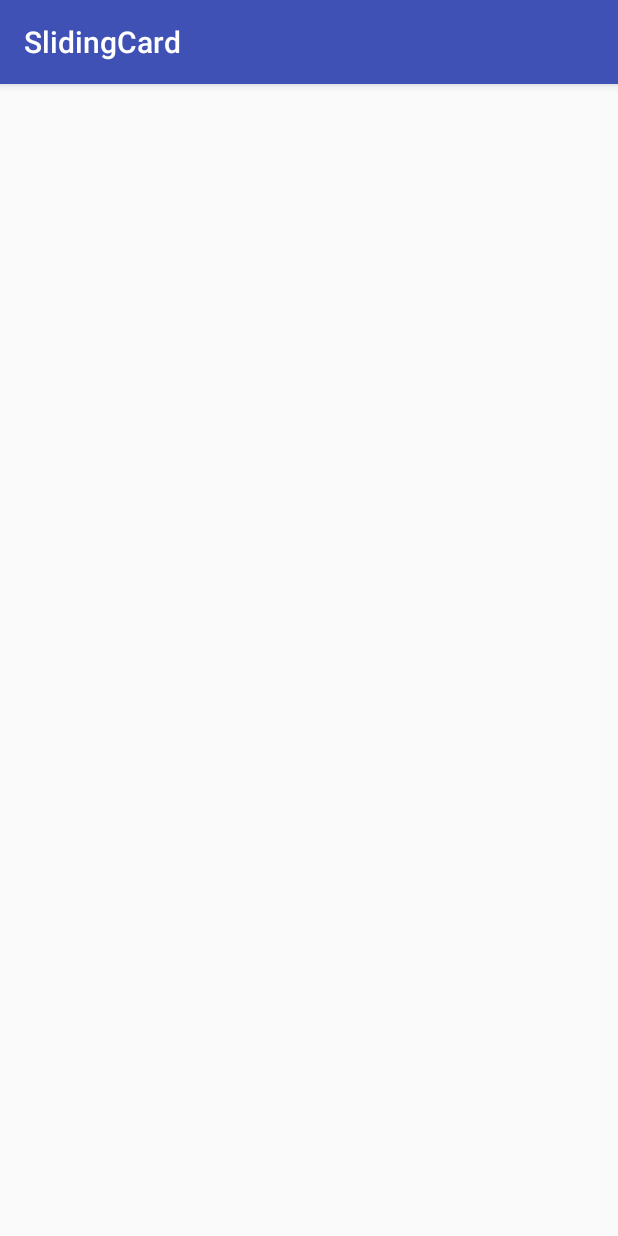
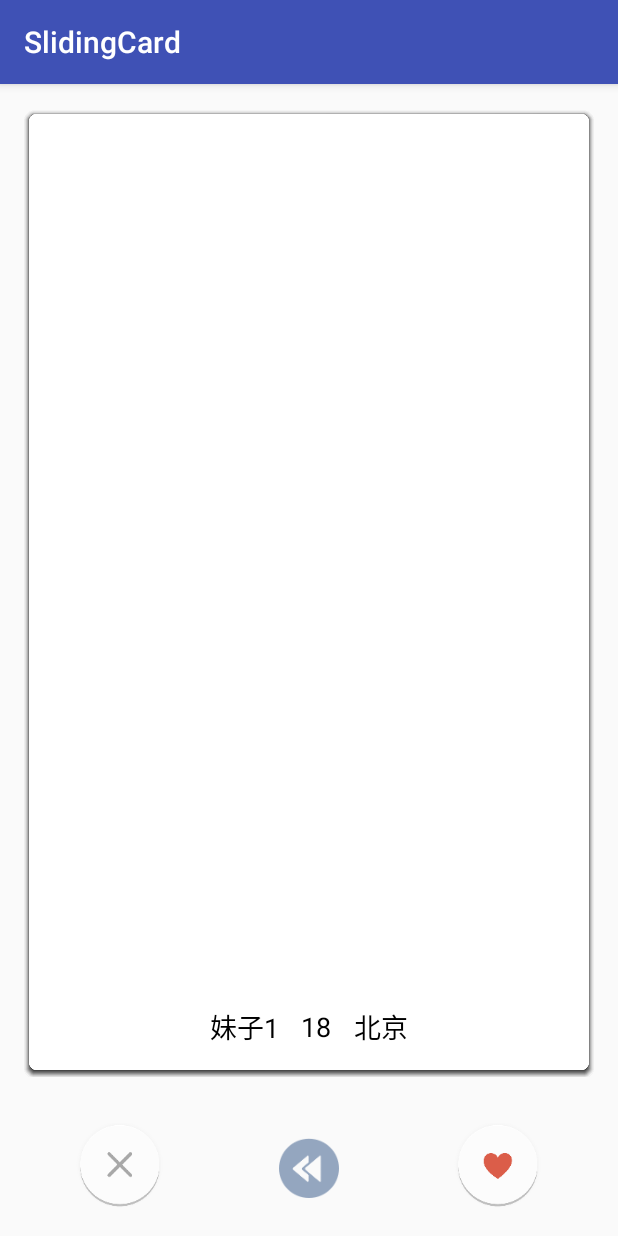
Before and after one commit to ZhangdroidApp/SlidingCardLayout, an Android app: the screen it shows after launch (MainActivity), on a phone screen of 412 x 824 dp. Run offline under Robolectric (Android 15) with nearby library versions, the phone set to English and light mode, and no system bars; our stand-ins replace ButterKnife, Picasso; pictures from the network do not load.

Commit message:
SlidingCardLayout 增加测试

```diff
--- a/slidingCard/src/main/java/com/demo/MainActivity.java
+++ b/slidingCard/src/main/java/com/demo/MainActivity.java
@@ -3,6 +3,7 @@ package com.demo;
 import android.os.Bundle;
 import android.support.v7.app.AppCompatActivity;
 import android.view.View;
+import android.widget.ImageView;
 import android.widget.Toast;
 
 import com.demo.adapter.CardAdapter;
@@ -17,10 +18,17 @@ import java.util.Random;
 
 import butterknife.BindView;
 import butterknife.ButterKnife;
+import butterknife.OnClick;
 
 public class MainActivity extends AppCompatActivity {
     @BindView(R.id.slidingCardLayout)
     SlidingCardLayout mSlidingCardLayout;
+    @BindView(R.id.dislike)
+    ImageView mIvDislike;
+    @BindView(R.id.back_to_last)
+    ImageView mIvBack;
+    @BindView(R.id.like)
+    ImageView mIvLike;
 
     @Override
     protected void onCreate(Bundle savedInstanceState) {
@@ -71,6 +79,22 @@ public class MainActivity extends AppCompatActivity {
         });
     }
 
+    @OnClick({R.id.dislike, R.id.back_to_last, R.id.like})
+    public void onClick(View view) {
+        switch (view.getId()) {
+            case R.id.dislike:
+                mSlidingCardLayout.flingToLeft();
+                break;
+
+            case R.id.back_to_last:
+                break;
+
+            case R.id.like:
+                mSlidingCardLayout.flingToRight();
+                break;
+        }
+    }
+
     private CardModel createModel(String nickname, int age, String location, String thumbnailUrl) {
         CardModel cardModel = new CardModel();
         cardModel.setNickname(nickname);
--- a/slidingCard/src/main/java/com/zhangdroid/widgets/SlidingCardLayout.java
+++ b/slidingCard/src/main/java/com/zhangdroid/widgets/SlidingCardLayout.java
@@ -1,5 +1,7 @@
 package com.zhangdroid.widgets;
 
+import android.animation.Animator;
+import android.animation.AnimatorListenerAdapter;
 import android.content.Context;
 import android.database.DataSetObserver;
 import android.graphics.Point;
@@ -10,6 +12,7 @@ import android.util.AttributeSet;
 import android.view.MotionEvent;
 import android.view.View;
 import android.view.ViewConfiguration;
+import android.view.animation.AccelerateInterpolator;
 import android.widget.BaseAdapter;
 import android.widget.FrameLayout;
 
@@ -28,6 +31,7 @@ public class SlidingCardLayout extends FrameLayout {
      * 默认可见的子view个数
      */
     private static final int DEFAULT_VISIBLE_CHILDVIEW_COUNT = 3;
+
     /**
      * X方向上滑动的阙值
      */
@@ -40,11 +44,12 @@ public class SlidingCardLayout extends FrameLayout {
      * 判定为抛飞动作的最小速度
      */
     private int mMinFlingVelocity;
-
     /**
      * 拖拽工具类
      */
     private ViewDragHelper mViewDragHelper;
+
+    private boolean mIsInLayout = false;
     /**
      * 当前处于最顶部的卡片
      */
@@ -53,6 +58,10 @@ public class SlidingCardLayout extends FrameLayout {
      * 可见子view的个数
      */
     private int mVisibleViewCount;
+    /**
+     * adapter中缓冲保存子view栈的大小
+     */
+    private int mAdapterStackSize;
     /**
      * 是否显示堆叠的结构
      */
@@ -98,6 +107,7 @@ public class SlidingCardLayout extends FrameLayout {
     public SlidingCardLayout(Context context, AttributeSet attrs, int defStyleAttr) {
         super(context, attrs, defStyleAttr);
         init(context);
+        mAdapterStackSize = 2 * DEFAULT_VISIBLE_CHILDVIEW_COUNT;
     }
 
     private void init(Context context) {
@@ -136,22 +146,24 @@ public class SlidingCardLayout extends FrameLayout {
 
     @Override
     protected void onLayout(boolean changed, int l, int t, int r, int b) {
+        if (mIsInLayout) {
+            return;
+        }
+        mIsInLayout = true;
         if (mBaseAdapter != null) {
             int adapterCount = mBaseAdapter.getCount();
             if (adapterCount > 0) {
-                // 计算当前需要添加的子view的个数（栈的大小为可见子view的2倍）
-                int child_view_stack = Math.min(2 * DEFAULT_VISIBLE_CHILDVIEW_COUNT, adapterCount);
+                // 计算当前需要添加的子view的个数
+                int child_view_stack = Math.min(mAdapterStackSize, adapterCount);
                 // 所有的子view按照从上到下的顺序堆叠放置
-                for (int pos = child_view_stack - 1; pos >= 0; pos--) {
-                    View childView = mBaseAdapter.getView(pos, null, this);
+                for (int pos = 0; pos < child_view_stack; pos++) {
+                    View childView = getChildAt(pos);
                     if (childView != null) {
-                        FrameLayout.LayoutParams layoutParams = (LayoutParams) childView.getLayoutParams();
-                        addViewInLayout(childView, -1, layoutParams);
                         int left = getPaddingLeft();
                         int top = getPaddingTop();
                         childView.layout(left, top, left + childView.getMeasuredWidth(), top + childView.getMeasuredHeight());
-                        childView.offsetTopAndBottom(40);
-                        childView.offsetLeftAndRight(30);
+//                        childView.offsetTopAndBottom(40);
+//                        childView.offsetLeftAndRight(30);
                     }
                 }
                 // 设置当前顶部卡片view
@@ -160,7 +172,10 @@ public class SlidingCardLayout extends FrameLayout {
                 removeAllViewsInLayout();
             }
 
-            if (adapterCount <= 2 * DEFAULT_VISIBLE_CHILDVIEW_COUNT && mOnCardSlidingListener != null) {
+            mIsInLayout = false;
+
+            LogUtil.e(TAG, "onLayout() mAdapterStackSize = " + mAdapterStackSize + "  adapterCount = " + adapterCount);
+            if (adapterCount <= mAdapterStackSize && mOnCardSlidingListener != null) {
                 mOnCardSlidingListener.onAdapterApproachInEmpty(adapterCount);
             }
         }
@@ -168,6 +183,7 @@ public class SlidingCardLayout extends FrameLayout {
 
     private void setupTopCardView() {
         final int childCount = getChildCount();
+        LogUtil.e(TAG, "setupTopCardView() childCount = " + childCount);
         if (childCount > 0) {
             mTopCardView = getChildAt(childCount - 1);
             if (mTopCardView != null) {
@@ -259,7 +275,13 @@ public class SlidingCardLayout extends FrameLayout {
                 finalLeft = getWidth();
                 finalTop = topCardView.getTop();
             }
-            mViewDragHelper.settleCapturedViewAt(finalLeft, finalTop);
+            mViewDragHelper.smoothSlideViewTo(topCardView, finalLeft, finalTop);
+
+            // 移除当前顶部卡片view并从adapter中添加一个子view到末尾
+            mReleasedViewList.add(topCardView);
+            removeView(topCardView);
+            addChildToLast();
+
             if (mOnCardSlidingListener != null) {
                 Object itemObj = new Object();
                 if (mBaseAdapter != null) {
@@ -272,38 +294,6 @@ public class SlidingCardLayout extends FrameLayout {
                 }
                 mOnCardSlidingListener.removeFirstObjInAdapter();
             }
-
-            mReleasedViewList.add(topCardView);
-            removeViewInLayout(topCardView);
-            setupTopCardView();
-            requestLayout();
-
-            /*topCardView.animate()
-                    .setDuration(200)
-                    .x(targetX)
-                    .y(targetY)
-                    .setInterpolator(new AccelerateInterpolator())
-                    .alpha(0.75f)
-                    .setListener(new AnimatorListenerAdapter() {
-
-                        @Override
-                        public void onAnimationEnd(Animator animation) {
-                            if (mOnCardSlidingListener != null) {
-                                if (velocityX < 0) {
-                                    mOnCardSlidingListener.onLeftDisappear(mBaseAdapter == null ? null : mBaseAdapter.getItem(0));
-                                } else {
-                                    mOnCardSlidingListener.onRightDisappear(mBaseAdapter == null ? null : mBaseAdapter.getItem(0));
-                                }
-                            }
-                            removeViewInLayout(topCardView);
-                            setupTopCardView();
-                        }
-
-                        @Override
-                        public void onAnimationCancel(Animator animation) {
-                            onAnimationEnd(animation);
-                        }
-                    });*/
         } else {// 否则松开TopCardView后回到原位置
             if (mViewDragHelper.smoothSlideViewTo(topCardView, finalLeft, finalTop)) {
                 ViewCompat.postInvalidateOnAnimation(SlidingCardLayout.this);
@@ -311,6 +301,42 @@ public class SlidingCardLayout extends FrameLayout {
         }
     }
 
+    /**
+     * 从adapter中添加一个view至FrameLayout的末尾(若adapter已没有待添加的view，则不做处理)
+     */
+    private void addChildToLast() {
+        if (mBaseAdapter != null) {
+            int adapterCount = mBaseAdapter.getCount();
+            int index = getChildCount();
+            if (adapterCount - index > 0) {// adapter中还有未添加过的子view
+                View childView = mBaseAdapter.getView(index + 1, null, this);
+                LogUtil.e(TAG, "addChildToLast() index = " + index + " childView is null = " + (childView == null));
+                if (childView != null) {
+                    FrameLayout.LayoutParams layoutParams = (LayoutParams) childView.getLayoutParams();
+                    addViewInLayout(childView, 0, layoutParams);
+                }
+            }
+        }
+    }
+
+    private void attachChildViews() {
+        LogUtil.e(TAG, "attachChildViews()");
+        if (mBaseAdapter != null) {
+            int adapterCount = mBaseAdapter.getCount();
+            if (adapterCount > 0) {
+                // 计算当前需要添加的子view的个数
+                int child_view_stack = Math.min(mAdapterStackSize, adapterCount);
+                // 所有的子view按照从上到下的顺序堆叠放置
+                for (int pos = child_view_stack - 1; pos >= 0; pos--) {
+                    View childView = mBaseAdapter.getView(pos, null, this);
+                    if (childView != null) {
+                        FrameLayout.LayoutParams layoutParams = (LayoutParams) childView.getLayoutParams();
+                        addViewInLayout(childView, -1, layoutParams);
+                    }
+                }
+            }
+        }
+    }
 
     // *************************************** Public methods ***************************************
 
@@ -318,6 +344,7 @@ public class SlidingCardLayout extends FrameLayout {
     /**
      * @return the selected top card view
      */
+
     public View getTopCardView() {
         return mTopCardView;
     }
@@ -331,7 +358,62 @@ public class SlidingCardLayout extends FrameLayout {
         this.mVisibleViewCount = visibleViewCount;
     }
 
+    public void flingToLeft() {
+        flingToLeft(200);
+    }
+
+    public void flingToLeft(int duration) {
+        if (mTopCardView != null) {
+            mTopCardView.animate()
+                    .setDuration(duration)
+                    .setInterpolator(new AccelerateInterpolator())
+                    .x(-mTopCardView.getWidth())
+                    .y(mTopCardView.getTop())
+                    .rotation(45)
+                    .alpha(0.8f)
+                    .setListener(new AnimatorListenerAdapter() {
+
+                        @Override
+                        public void onAnimationEnd(Animator animation) {
+                            if (mOnCardSlidingListener != null) {
+                                mOnCardSlidingListener.onLeftDisappear(mBaseAdapter == null ? null : mBaseAdapter.getItem(0));
+                            }
+                        }
+                    });
+        }
+    }
+
+    public void flingToRight() {
+        flingToRight(200);
+    }
+
+    public void flingToRight(int duration) {
+        if (mTopCardView != null) {
+            mTopCardView.animate()
+                    .setDuration(duration)
+                    .setInterpolator(new AccelerateInterpolator())
+                    .x(getWidth())
+                    .y(mTopCardView.getTop())
+                    .rotation(-45)
+                    .alpha(0.8f)
+                    .setListener(new AnimatorListenerAdapter() {
+
+                        @Override
+                        public void onAnimationEnd(Animator animation) {
+                            if (mOnCardSlidingListener != null) {
+                                mOnCardSlidingListener.onRightDisappear(mBaseAdapter == null ? null : mBaseAdapter.getItem(0));
+                            }
+                        }
+                    });
+        }
+    }
+
+    public void revertToLast() {
+
+    }
+
     public void setAdapter(BaseAdapter baseAdapter) {
+        LogUtil.e(TAG, "setAdapter()");
         if (baseAdapter == null) {
             throw new IllegalArgumentException("The param baseAdapter cannot be null.");
         }
@@ -340,7 +422,7 @@ public class SlidingCardLayout extends FrameLayout {
         }
         mBaseAdapter = baseAdapter;
         mBaseAdapter.registerDataSetObserver(mDataSetObserver);
-        requestLayout();
+        attachChildViews();
     }
 
     public BaseAdapter getAdapter() {
--- a/slidingCard/src/main/res/layout/activity_main.xml
+++ b/slidingCard/src/main/res/layout/activity_main.xml
@@ -9,6 +9,41 @@
         android:id="@+id/slidingCardLayout"
         android:layout_width="match_parent"
         android:layout_height="match_parent"
-        android:padding="25dp" />
+        android:layout_above="@+id/main_bottom"
+        android:padding="15dp" />
+
+    <RelativeLayout
+        android:id="@+id/main_bottom"
+        android:layout_width="match_parent"
+        android:layout_height="wrap_content"
+        android:layout_alignParentBottom="true"
+        android:paddingBottom="15dp"
+        android:paddingLeft="50dp"
+        android:paddingRight="50dp"
+        android:paddingTop="15dp">
+
+        <ImageView
+            android:id="@+id/dislike"
+            android:layout_width="60dp"
+            android:layout_height="60dp"
+            android:layout_centerVertical="true"
+            android:src="@drawable/home_buttons_dislike_normal" />
+
+        <ImageView
+            android:id="@+id/back_to_last"
+            android:layout_width="40dp"
+            android:layout_height="40dp"
+            android:layout_centerInParent="true"
+            android:src="@drawable/home_back" />
+
+        <ImageView
+            android:id="@+id/like"
+            android:layout_width="60dp"
+            android:layout_height="60dp"
+            android:layout_alignParentRight="true"
+            android:layout_centerVertical="true"
+            android:src="@drawable/home_buttons_like_normal" />
+
+    </RelativeLayout>
 
 </RelativeLayout>
```
Also changed, not shown: slidingCard/src/main/res/drawable-xxhdpi/home_back.png (added), slidingCard/src/main/res/drawable-xxhdpi/home_buttons_dislike_normal.png (added), slidingCard/src/main/res/drawable-xxhdpi/home_buttons_dislike_pressed.png (added), slidingCard/src/main/res/drawable-xxhdpi/home_buttons_like_normal.png (added), slidingCard/src/main/res/drawable-xxhdpi/home_buttons_like_pressed.png (added), slidingCard/src/main/res/drawable-xxhdpi/home_card_dislike.png (added), slidingCard/src/main/res/drawable-xxhdpi/home_card_like.png (added).
